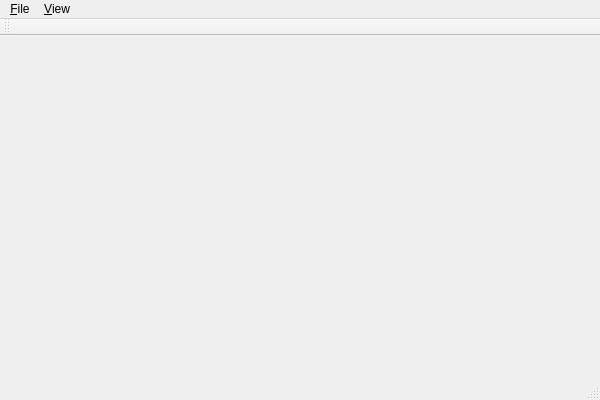
Qt form MainWindow.ui (wsmigaj/Cameleon) before a commit.
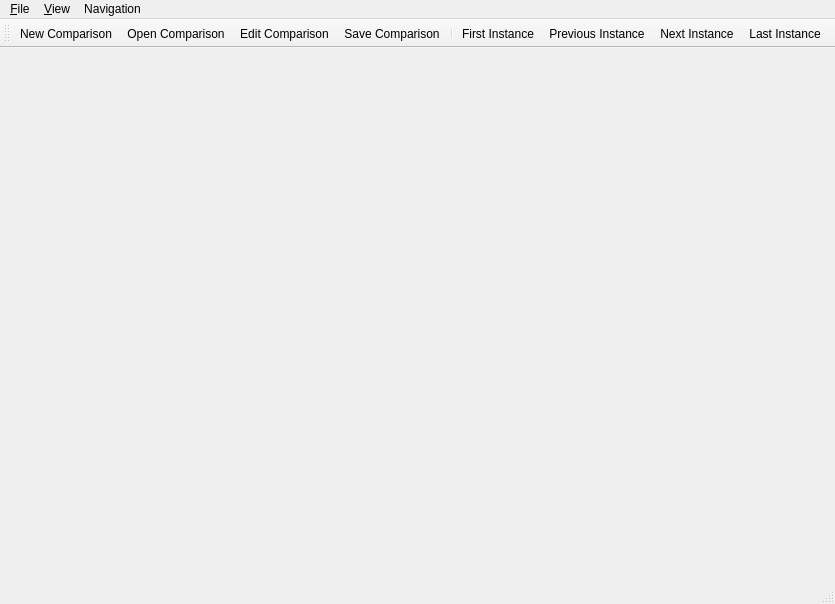
The same form after that commit. Custom widgets are drawn as their Qt base class.

Commit message: Stubs for "next instance" and similar actions.

```diff
--- a/MainWindow.ui
+++ b/MainWindow.ui
@@ -6,8 +6,8 @@
    <rect>
     <x>0</x>
     <y>0</y>
-    <width>600</width>
-    <height>400</height>
+    <width>835</width>
+    <height>604</height>
    </rect>
   </property>
   <property name="windowTitle">
@@ -31,7 +31,7 @@
     <rect>
      <x>0</x>
      <y>0</y>
-     <width>600</width>
+     <width>835</width>
      <height>22</height>
     </rect>
    </property>
@@ -57,8 +57,18 @@
     <addaction name="actionZoomOut"/>
     <addaction name="actionZoom1to1"/>
    </widget>
+   <widget class="QMenu" name="menuNavigation">
+    <property name="title">
+     <string>Navigation</string>
+    </property>
+    <addaction name="actionFirstInstance"/>
+    <addaction name="actionPreviousInstance"/>
+    <addaction name="actionNextInstance"/>
+    <addaction name="actionLastInstance"/>
+   </widget>
    <addaction name="menu_File"/>
    <addaction name="menu_View"/>
+   <addaction name="menuNavigation"/>
   </widget>
   <widget class="QToolBar" name="mainToolBar">
    <attribute name="toolBarArea">
@@ -67,6 +77,15 @@
    <attribute name="toolBarBreak">
     <bool>false</bool>
    </attribute>
+   <addaction name="actionNewComparison"/>
+   <addaction name="actionOpenComparison"/>
+   <addaction name="actionEditComparison"/>
+   <addaction name="actionSaveComparison"/>
+   <addaction name="separator"/>
+   <addaction name="actionFirstInstance"/>
+   <addaction name="actionPreviousInstance"/>
+   <addaction name="actionNextInstance"/>
+   <addaction name="actionLastInstance"/>
   </widget>
   <widget class="QStatusBar" name="statusBar"/>
   <action name="actionNewComparison">
@@ -119,6 +138,26 @@
     <string>&amp;Edit Comparison...</string>
    </property>
   </action>
+  <action name="actionFirstInstance">
+   <property name="text">
+    <string>&amp;First Instance</string>
+   </property>
+  </action>
+  <action name="actionPreviousInstance">
+   <property name="text">
+    <string>&amp;Previous Instance</string>
+   </property>
+  </action>
+  <action name="actionNextInstance">
+   <property name="text">
+    <string>&amp;Next Instance</string>
+   </property>
+  </action>
+  <action name="actionLastInstance">
+   <property name="text">
+    <string>&amp;Last Instance</string>
+   </property>
+  </action>
  </widget>
  <layoutdefault spacing="6" margin="11"/>
  <customwidgets>
```
The commit also changes 2 other files.
